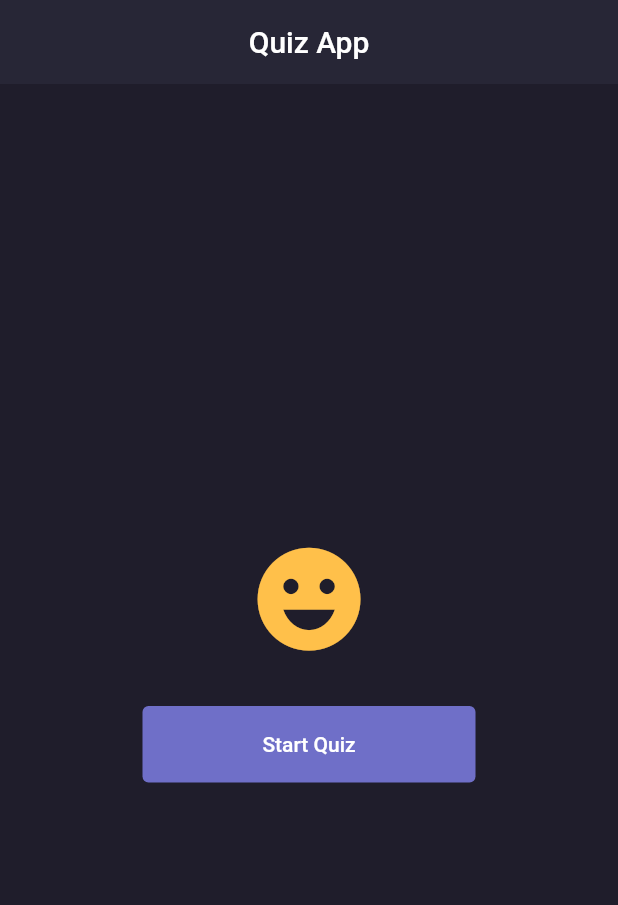
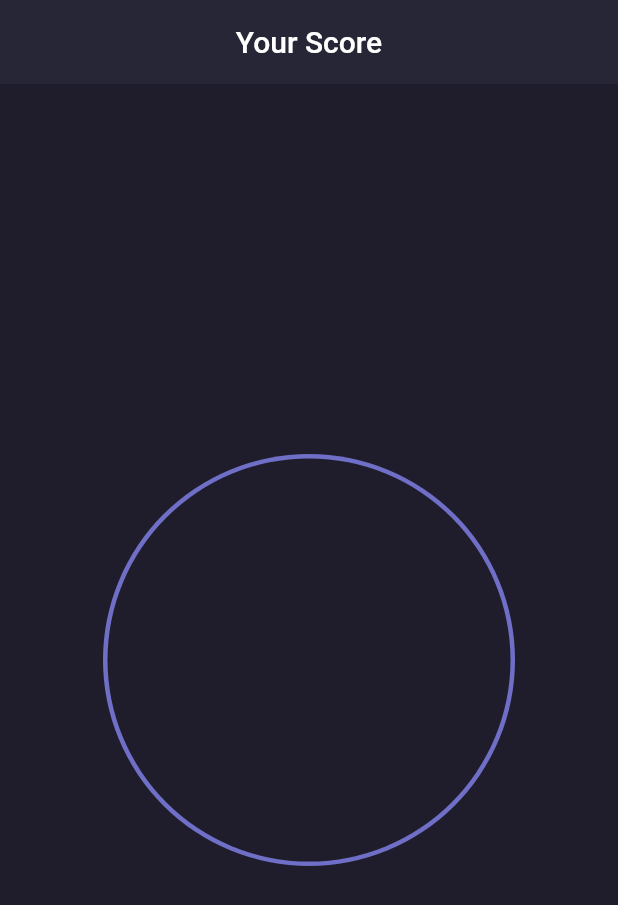
Before and after one commit to octoi/quiz-app, a Flutter app: the screen it shows after launch, on a phone screen of 412 x 824 dp. Shown: the top 905 px of the screen. Run offline on Flutter 3.47's test engine with Material 2 defaults, Android fonts, the phone set to English and light mode, and no system bars; our stand-ins replace html_unescape.

Commit message:
added circle in score screen

```diff
--- a/lib/main.dart
+++ b/lib/main.dart
@@ -1,5 +1,6 @@
 import 'package:flutter/material.dart';
 import 'package:quiz_app/screens/home_screen.dart';
+import 'package:quiz_app/screens/score_screen.dart';
 
 void main() {
   runApp(QuizApp());
@@ -12,7 +13,7 @@ class QuizApp extends StatelessWidget {
   Widget build(BuildContext context) {
     return MaterialApp(
       debugShowCheckedModeBanner: false,
-      home: HomeScreen(),
+      home: ScoreScreen(score: 3, total: 5),
     );
   }
 }
--- /dev/null
+++ b/lib/screens/score_screen.dart
@@ -0,0 +1,47 @@
+import 'package:flutter/material.dart';
+import 'package:quiz_app/utils/colors.dart';
+
+class ScoreScreen extends StatelessWidget {
+  final int score;
+  final int total;
+
+  const ScoreScreen({
+    Key? key,
+    required this.score,
+    required this.total,
+  }) : super(key: key);
+
+  @override
+  Widget build(BuildContext context) {
+    return Scaffold(
+      backgroundColor: appPrimaryColor,
+      appBar: AppBar(
+        backgroundColor: appSecondaryColor,
+        elevation: 0.0,
+        title: Text('Your Score'),
+        centerTitle: true,
+      ),
+      body: Center(
+        child: SingleChildScrollView(
+          child: Column(
+            children: [
+              CircleAvatar(
+                backgroundColor: appPrimaryAccentColor,
+                radius: MediaQuery.of(context).size.width / 3,
+                child: CircleAvatar(
+                  radius: (MediaQuery.of(context).size.width / 3) - 3,
+                  backgroundColor: appPrimaryColor,
+                  child: Center(
+                    child: Column(
+                      children: [Text('')],
+                    ),
+                  ),
+                ),
+              )
+            ],
+          ),
+        ),
+      ),
+    );
+  }
+}
```
